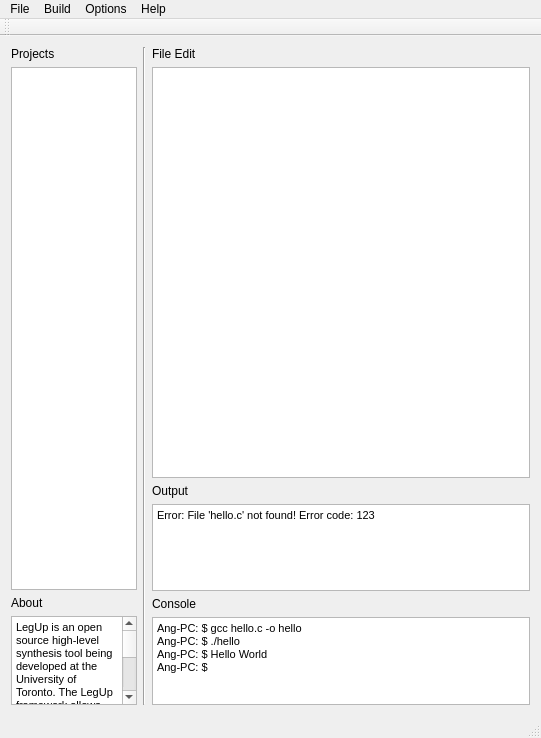
yunliangliu/LegUp_GUI, file legup_proper/mainwindow.ui: the form before one commit.
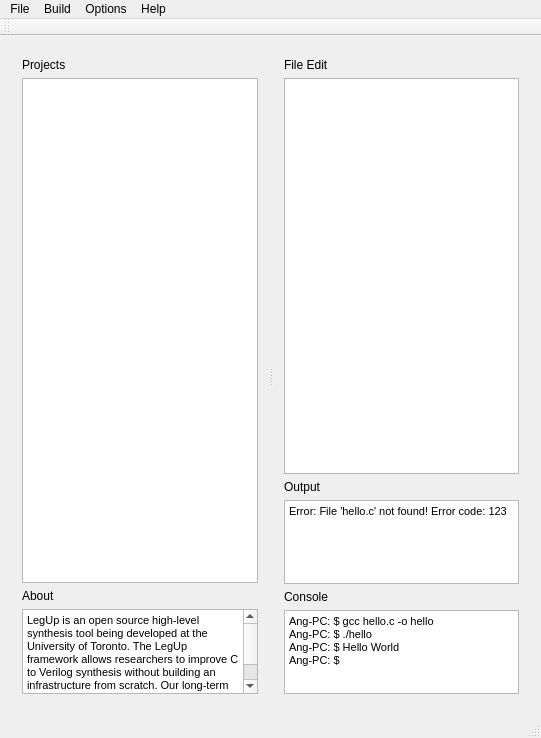
The form after the commit. Icons and pictures are not drawn.

```diff
--- a/legup_proper/mainwindow.ui
+++ b/legup_proper/mainwindow.ui
@@ -26,8 +26,13 @@
      <verstretch>0</verstretch>
     </sizepolicy>
    </property>
-   <layout class="QHBoxLayout" name="horizontalLayout" stretch="1,0,3">
-    <item>
+   <layout class="QGridLayout" name="gridLayout">
+    <item row="0" column="0">
+     <widget class="QSplitter" name="splitter">
+      <property name="orientation">
+       <enum>Qt::Horizontal</enum>
+      </property>
+      <widget class="QWidget" name="">
      <layout class="QVBoxLayout" name="verticalLayout_4" stretch="5,1">
       <item>
        <layout class="QVBoxLayout" name="verticalLayout">
@@ -79,15 +84,8 @@
        </layout>
       </item>
      </layout>
-    </item>
-    <item>
-     <widget class="Line" name="line">
-      <property name="orientation">
-       <enum>Qt::Vertical</enum>
-      </property>
-     </widget>
-    </item>
-    <item>
+      </widget>
+      <widget class="QWidget" name="">
      <layout class="QVBoxLayout" name="verticalLayout_7" stretch="4,1,1">
       <item>
        <layout class="QVBoxLayout" name="verticalLayout_2">
@@ -170,6 +168,8 @@
        </layout>
       </item>
      </layout>
+      </widget>
+     </widget>
     </item>
    </layout>
   </widget>
```
Lines whose indentation alone changed are shown as unchanged.
